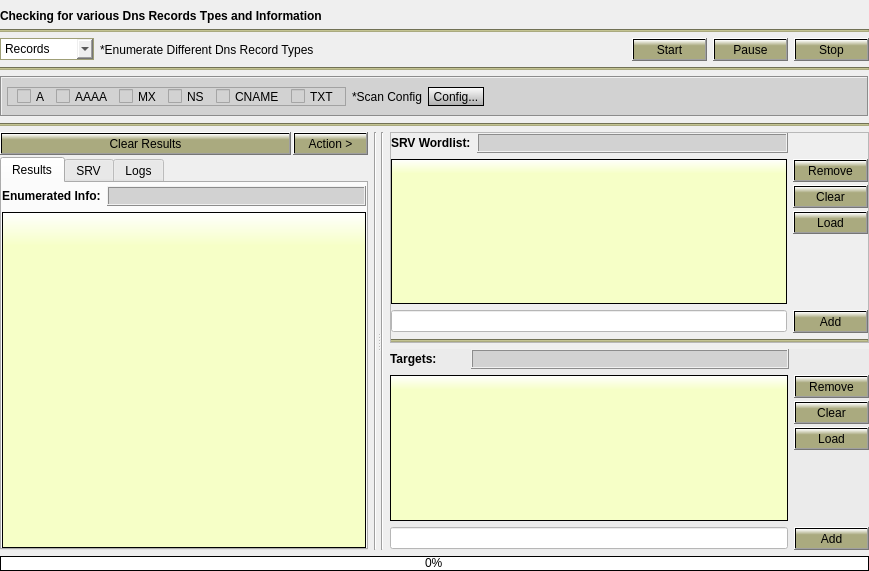
3nock/OTE, file Gui/src/DnsTab/Dns.ui: the form before one commit.
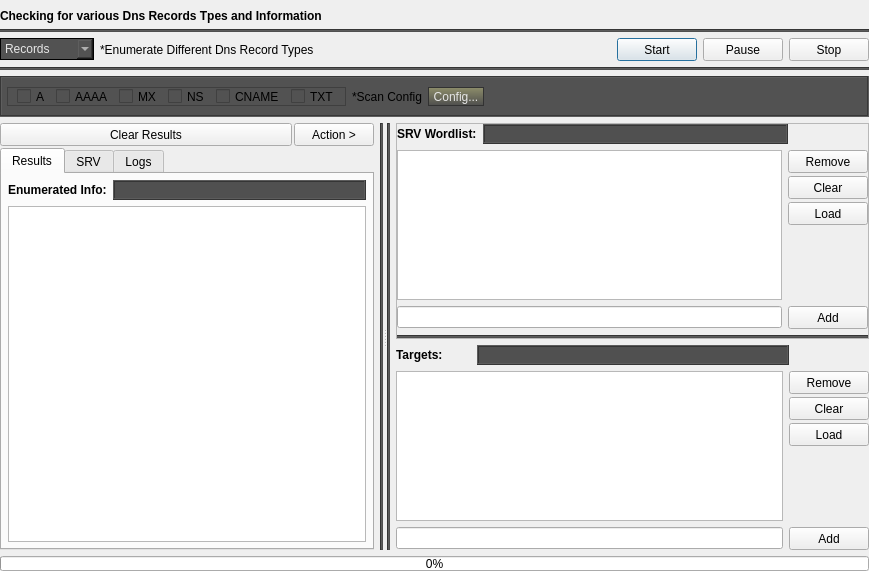
The form after the commit.

```diff
--- a/Gui/src/DnsTab/Dns.ui
+++ b/Gui/src/DnsTab/Dns.ui
@@ -13,6 +13,9 @@
   <property name="windowTitle">
    <string>Dialog</string>
   </property>
+  <property name="styleSheet">
+   <string notr="true"/>
+  </property>
   <layout class="QVBoxLayout" name="verticalLayout_12">
    <property name="leftMargin">
     <number>0</number>
@@ -50,7 +53,7 @@
      <item>
       <widget class="Line" name="line_2">
        <property name="styleSheet">
-        <string notr="true">background-color: rgb(170, 170, 127);</string>
+        <string notr="true">background-color:rgb(80, 80, 80);</string>
        </property>
        <property name="orientation">
         <enum>Qt::Horizontal</enum>
@@ -79,10 +82,11 @@
          </property>
          <property name="styleSheet">
           <string notr="true">border-style: solid;
-border-color: rgb(159, 159, 119);
+border-color: black;
 border-width: 1px;
-border-radius: 0px;
-selection-background-color:  rgb(177, 177, 133);</string>
+background-color:rgb(82, 82, 82);
+selection-background-color: qlineargradient(spread:pad, x1:0.5, y1:1, x2:0.5, y2:0, stop:0 rgba(77, 77, 77, 255), stop:0.7 rgb(143, 143, 107));
+color: rgb(230,230,230);</string>
          </property>
          <item>
           <property name="text">
@@ -118,8 +122,20 @@
        </item>
        <item>
         <widget class="QPushButton" name="pushButton_start">
+         <property name="sizePolicy">
+          <sizepolicy hsizetype="Fixed" vsizetype="Fixed">
+           <horstretch>0</horstretch>
+           <verstretch>0</verstretch>
+          </sizepolicy>
+         </property>
+         <property name="minimumSize">
+          <size>
+           <width>75</width>
+           <height>23</height>
+          </size>
+         </property>
          <property name="styleSheet">
-          <string notr="true">background-color: qlineargradient(x1: 0, y1: 0, x2: 0, y2: 1, stop: 0 white, stop: 0.3 rgb(170, 170, 127));</string>
+          <string notr="true"/>
          </property>
          <property name="text">
           <string>Start</string>
@@ -128,8 +144,20 @@
        </item>
        <item>
         <widget class="QPushButton" name="pushButton_pause">
+         <property name="sizePolicy">
+          <sizepolicy hsizetype="Fixed" vsizetype="Fixed">
+           <horstretch>0</horstretch>
+           <verstretch>0</verstretch>
+          </sizepolicy>
+         </property>
+         <property name="minimumSize">
+          <size>
+           <width>75</width>
+           <height>23</height>
+          </size>
+         </property>
          <property name="styleSheet">
-          <string notr="true">background-color: qlineargradient(x1: 0, y1: 0, x2: 0, y2: 1, stop: 0 white, stop: 0.3 rgb(170, 170, 127));</string>
+          <string notr="true"/>
          </property>
          <property name="text">
           <string>Pause</string>
@@ -138,8 +166,20 @@
        </item>
        <item>
         <widget class="QPushButton" name="pushButton_stop">
+         <property name="sizePolicy">
+          <sizepolicy hsizetype="Fixed" vsizetype="Fixed">
+           <horstretch>0</horstretch>
+           <verstretch>0</verstretch>
+          </sizepolicy>
+         </property>
+         <property name="minimumSize">
+          <size>
+           <width>75</width>
+           <height>23</height>
+          </size>
+         </property>
          <property name="styleSheet">
-          <string notr="true">background-color: qlineargradient(x1: 0, y1: 0, x2: 0, y2: 1, stop: 0 white, stop: 0.3 rgb(170, 170, 127));</string>
+          <string notr="true"/>
          </property>
          <property name="text">
           <string>Stop</string>
@@ -149,9 +189,9 @@
       </layout>
      </item>
      <item>
-      <widget class="Line" name="line_7">
+      <widget class="Line" name="line">
        <property name="styleSheet">
-        <string notr="true">background-color: rgb(170, 170, 127);</string>
+        <string notr="true">background-color:rgb(80, 80, 80);</string>
        </property>
        <property name="orientation">
         <enum>Qt::Horizontal</enum>
@@ -171,7 +211,7 @@
         </sizepolicy>
        </property>
        <property name="styleSheet">
-        <string notr="true">background-color: rgb(210, 210, 210);</string>
+        <string notr="true">background-color:rgb(82, 82, 82);</string>
        </property>
        <property name="frameShape">
         <enum>QFrame::Box</enum>
@@ -331,9 +371,10 @@
         <item>
          <widget class="QToolButton" name="toolButton">
           <property name="styleSheet">
-           <string notr="true">background-color: qlineargradient(x1: 0, y1: 0, x2: 0, y2: 1.5, stop: 0 white, stop: 1 grey);
+           <string notr="true">background-color: qlineargradient(spread:pad, x1:0.5, y1:1, x2:0.5, y2:0, stop:0 rgba(77, 77, 77, 255), stop:1 rgb(143, 143, 107));
+color: rgb(230,230,230);
 border-style: solid;
-border-color: black;
+border-color: rgb(50, 50, 50);
 border-width: 1px;
 border-radius: 15px</string>
           </property>
@@ -358,16 +399,6 @@
        </layout>
       </widget>
      </item>
-     <item>
-      <widget class="Line" name="line">
-       <property name="styleSheet">
-        <string notr="true">background-color: rgb(170, 170, 127);</string>
-       </property>
-       <property name="orientation">
-        <enum>Qt::Horizontal</enum>
-       </property>
-      </widget>
-     </item>
     </layout>
    </item>
    <item>
@@ -405,7 +436,7 @@
               <enum>Qt::StrongFocus</enum>
              </property>
              <property name="styleSheet">
-              <string notr="true">background-color: qlineargradient(x1: 0, y1: 0, x2: 0, y2: 1, stop: 0 white, stop: 0.3 rgb(170, 170, 127));</string>
+              <string notr="true"/>
              </property>
              <property name="text">
               <string>Clear Results</string>
@@ -433,7 +464,7 @@
               </font>
              </property>
              <property name="styleSheet">
-              <string notr="true">background-color: qlineargradient(x1: 0, y1: 0, x2: 0, y2: 1, stop: 0 white, stop: 0.3 rgb(170, 170, 127));</string>
+              <string notr="true"/>
              </property>
              <property name="text">
               <string>Action &gt;</string>
@@ -444,6 +475,9 @@
          </item>
          <item>
           <widget class="QTabWidget" name="tabWidget_results">
+           <property name="styleSheet">
+            <string notr="true"/>
+           </property>
            <property name="currentIndex">
             <number>0</number>
            </property>
@@ -453,16 +487,16 @@
             </attribute>
             <layout class="QVBoxLayout" name="verticalLayout_7">
              <property name="leftMargin">
-              <number>0</number>
+              <number>6</number>
              </property>
              <property name="topMargin">
-              <number>3</number>
+              <number>6</number>
              </property>
              <property name="rightMargin">
-              <number>0</number>
+              <number>6</number>
              </property>
              <property name="bottomMargin">
-              <number>0</number>
+              <number>6</number>
              </property>
              <item>
               <layout class="QHBoxLayout" name="horizontalLayout_6">
@@ -506,7 +540,7 @@
                   </size>
                  </property>
                  <property name="styleSheet">
-                  <string notr="true">background-color: rgb(210, 210, 210);</string>
+                  <string notr="true">background-color:rgb(80, 80, 80);</string>
                  </property>
                  <property name="frameShape">
                   <enum>QFrame::Box</enum>
@@ -527,17 +561,7 @@
                 <enum>Qt::CustomContextMenu</enum>
                </property>
                <property name="styleSheet">
-                <string notr="true">QWidget#treeView_results{
-background-color: qlineargradient(x1: 0, y1: 0, x2: 0, y2: 1, stop: 0 white, stop: 0.1  rgb(246, 255, 199));
-border-style: solid;
-border-color: black;
-border-width: 1px;
-border-radius: 0px;
-}
-QHeaderView::section {
-background-color: rgb(28, 28, 28);
-color: rgb(215, 215, 215);
-}</string>
+                <string notr="true"/>
                </property>
                <property name="editTriggers">
                 <set>QAbstractItemView::DoubleClicked</set>
@@ -730,6 +754,9 @@
        </item>
        <item>
         <widget class="Line" name="line_5">
+         <property name="styleSheet">
+          <string notr="true">background-color:rgb(80, 80, 80);</string>
+         </property>
          <property name="orientation">
           <enum>Qt::Vertical</enum>
          </property>
@@ -741,6 +768,9 @@
       <layout class="QHBoxLayout" name="horizontalLayout_13">
        <item>
         <widget class="Line" name="line_3">
+         <property name="styleSheet">
+          <string notr="true">background-color:rgb(80, 80, 80);</string>
+         </property>
          <property name="orientation">
           <enum>Qt::Vertical</enum>
          </property>
@@ -750,6 +780,9 @@
         <layout class="QVBoxLayout" name="verticalLayout_11">
          <item>
           <widget class="QFrame" name="frame_srvWordlist">
+           <property name="styleSheet">
+            <string notr="true"/>
+           </property>
            <property name="frameShape">
             <enum>QFrame::StyledPanel</enum>
            </property>
@@ -808,7 +841,7 @@
                  </size>
                 </property>
                 <property name="styleSheet">
-                 <string notr="true">background-color: rgb(210, 210, 210);</string>
+                 <string notr="true">background-color:rgb(80, 80, 80);</string>
                 </property>
                 <property name="frameShape">
                  <enum>QFrame::Box</enum>
@@ -844,19 +877,7 @@
               <item>
                <widget class="QListWidget" name="listWidget_srvWordlist">
                 <property name="styleSheet">
-                 <string notr="true">QWidget#listWidget_srvWordlist{
-background-color: qlineargradient(x1: 0, y1: 0, x2: 0, y2: 1, stop: 0 white, stop: 0.1  rgb(246, 255, 199));
-border-style: solid;
-border-color: black;
-border-width: 1px;
-border-radius: 0px;
-}
-QListWidget::item:selected {
-background-color:  rgb(199, 199, 149);
-color: black;}
-QListWidget::item:hover{
-background-color: rgb(230, 230, 172);
-}</string>
+                 <string notr="true"/>
                 </property>
                </widget>
               </item>
@@ -867,8 +888,20 @@
                 </property>
                 <item>
                  <widget class="QPushButton" name="pushButton_removeSrvWordlist">
+                  <property name="sizePolicy">
+                   <sizepolicy hsizetype="Fixed" vsizetype="Fixed">
+                    <horstretch>0</horstretch>
+                    <verstretch>0</verstretch>
+                   </sizepolicy>
+                  </property>
+                  <property name="minimumSize">
+                   <size>
+                    <width>75</width>
+                    <height>23</height>
+                   </size>
+                  </property>
                   <property name="styleSheet">
-                   <string notr="true">background-color: qlineargradient(x1: 0, y1: 0, x2: 0, y2: 1, stop: 0 white, stop: 0.3 rgb(170, 170, 127));</string>
+                   <string notr="true"/>
                   </property>
                   <property name="text">
                    <string>Remove</string>
@@ -877,8 +910,20 @@
                 </item>
                 <item>
                  <widget class="QPushButton" name="pushButton_clearSrvWordlist">
+                  <property name="sizePolicy">
+                   <sizepolicy hsizetype="Fixed" vsizetype="Fixed">
+                    <horstretch>0</horstretch>
+                    <verstretch>0</verstretch>
+                   </sizepolicy>
+                  </property>
+                  <property name="minimumSize">
+                   <size>
+                    <width>75</width>
+                    <height>23</height>
+                   </size>
+                  </property>
                   <property name="styleSheet">
-                   <string notr="true">background-color: qlineargradient(x1: 0, y1: 0, x2: 0, y2: 1, stop: 0 white, stop: 0.3 rgb(170, 170, 127));</string>
+                   <string notr="true"/>
                   </property>
                   <property name="text">
                    <string>Clear</string>
@@ -887,8 +932,20 @@
                 </item>
                 <item>
                  <widget class="QPushButton" name="pushButton_loadSrvWordlist">
+                  <property name="sizePolicy">
+                   <sizepolicy hsizetype="Fixed" vsizetype="Fixed">
+                    <horstretch>0</horstretch>
+                    <verstretch>0</verstretch>
+                   </sizepolicy>
+                  </property>
+                  <property name="minimumSize">
+                   <size>
+                    <width>75</width>
+                    <height>23</height>
+                   </size>
+                  </property>
                   <property name="styleSheet">
-                   <string notr="true">background-color: qlineargradient(x1: 0, y1: 0, x2: 0, y2: 1, stop: 0 white, stop: 0.3 rgb(170, 170, 127));</string>
+                   <string notr="true"/>
                   </property>
                   <property name="text">
                    <string>Load</string>
@@ -917,14 +974,26 @@
               <item>
                <widget class="QLineEdit" name="lineEdit_srvWordlist">
                 <property name="styleSheet">
-                 <string notr="true">background-color: rgb(255, 255, 255);</string>
+                 <string notr="true"/>
                 </property>
                </widget>
               </item>
               <item>
                <widget class="QPushButton" name="pushButton_addSrvWordlist">
+                <property name="sizePolicy">
+                 <sizepolicy hsizetype="Fixed" vsizetype="Fixed">
+                  <horstretch>0</horstretch>
+                  <verstretch>0</verstretch>
+                 </sizepolicy>
+                </property>
+                <property name="minimumSize">
+                 <size>
+                  <width>75</width>
+                  <height>23</height>
+                 </size>
+                </property>
                 <property name="styleSheet">
-                 <string notr="true">background-color: qlineargradient(x1: 0, y1: 0, x2: 0, y2: 1, stop: 0 white, stop: 0.3 rgb(170, 170, 127));</string>
+                 <string notr="true"/>
                 </property>
                 <property name="text">
                  <string>Add</string>
@@ -936,7 +1005,7 @@
             <item>
              <widget class="Line" name="line_4">
               <property name="styleSheet">
-               <string notr="true">background-color: rgb(170, 170, 127);</string>
+               <string notr="true">background-color:rgb(80, 80, 80);</string>
               </property>
               <property name="orientation">
                <enum>Qt::Horizontal</enum>
@@ -949,7 +1018,7 @@
          <item>
           <widget class="QFrame" name="frame_targets">
            <property name="styleSheet">
-            <string notr="true">background-color: rgb(235, 235, 235);</string>
+            <string notr="true"/>
            </property>
            <layout class="QVBoxLayout" name="verticalLayout_5">
             <property name="spacing">
@@ -1021,7 +1090,7 @@
                  </font>
                 </property>
                 <property name="styleSheet">
-                 <string notr="true">background-color: rgb(210, 210, 210);</string>
+                 <string notr="true">background-color:rgb(80, 80, 80);</string>
                 </property>
                 <property name="frameShape">
                  <enum>QFrame::Box</enum>
@@ -1063,19 +1132,7 @@
                  </font>
                 </property>
                 <property name="styleSheet">
-                 <string notr="true">QWidget#listWidget_targets{
-background-color: qlineargradient(x1: 0, y1: 0, x2: 0, y2: 1, stop: 0 white, stop: 0.1  rgb(246, 255, 199));
-border-style: solid;
-border-color: black;
-border-width: 1px;
-border-radius: 0px;
-}
-QListWidget::item:selected {
-background-color:  rgb(199, 199, 149);
-color: black;}
-QListWidget::item:hover{
-background-color: rgb(230, 230, 172);
-}</string>
+                 <string notr="true"/>
                 </property>
                 <property name="editTriggers">
                  <set>QAbstractItemView::DoubleClicked</set>
@@ -1098,6 +1155,12 @@
                 </property>
                 <item>
                  <widget class="QPushButton" name="pushButton_removeTargets">
+                  <property name="sizePolicy">
+                   <sizepolicy hsizetype="Fixed" vsizetype="Fixed">
+                    <horstretch>0</horstretch>
+                    <verstretch>0</verstretch>
+                   </sizepolicy>
+                  </property>
                   <property name="minimumSize">
                    <size>
                     <width>75</width>
@@ -1105,7 +1168,7 @@
                    </size>
                   </property>
                   <property name="styleSheet">
-                   <string notr="true">background-color: qlineargradient(x1: 0, y1: 0, x2: 0, y2: 1, stop: 0 white, stop: 0.3 rgb(170, 170, 127));</string>
+                   <string notr="true"/>
                   </property>
                   <property name="text">
                    <string>Remove</string>
@@ -1127,7 +1190,7 @@
                    </size>
                   </property>
                   <property name="styleSheet">
-                   <string notr="true">background-color: qlineargradient(x1: 0, y1: 0, x2: 0, y2: 1, stop: 0 white, stop: 0.3 rgb(170, 170, 127));</string>
+                   <string notr="true"/>
                   </property>
                   <property name="text">
                    <string>Clear</string>
@@ -1149,7 +1212,7 @@
                    </size>
                   </property>
                   <property name="styleSheet">
-                   <string notr="true">background-color: qlineargradient(x1: 0, y1: 0, x2: 0, y2: 1, stop: 0 white, stop: 0.3 rgb(170, 170, 127));</string>
+                   <string notr="true"/>
                   </property>
                   <property name="text">
                    <string>Load</string>
@@ -1178,7 +1241,7 @@
               <item>
                <widget class="QLineEdit" name="lineEdit_targets">
                 <property name="styleSheet">
-                 <string notr="true">background-color: rgb(255, 255, 255);</string>
+                 <string notr="true"/>
                 </property>
                </widget>
               </item>
@@ -1197,7 +1260,7 @@
                  </size>
                 </property>
                 <property name="styleSheet">
-                 <string notr="true">background-color: qlineargradient(x1: 0, y1: 0, x2: 0, y2: 1, stop: 0 white, stop: 0.3 rgb(170, 170, 127));</string>
+                 <string notr="true"/>
                 </property>
                 <property name="text">
                  <string>Add</string>
@@ -1230,15 +1293,7 @@
       </size>
      </property>
      <property name="styleSheet">
-      <string notr="true">QProgressBar::chunk {
-    background-color: qlineargradient(x1: 0, y1: 0, x2: 0, y2: 1, stop: 0 white, stop: 0.3 rgb(170, 170, 127));
-}
-
-QProgressBar {
-    border: 1px solid black;
-    /*border-radius: 5px;*/
-    text-align: center;
-}</string>
+      <string notr="true"/>
      </property>
      <property name="value">
       <number>0</number>
```
Left out of the diff: 32 changed lines with no effect on the pictures.
